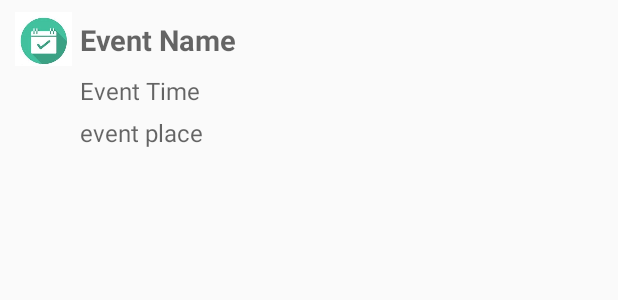
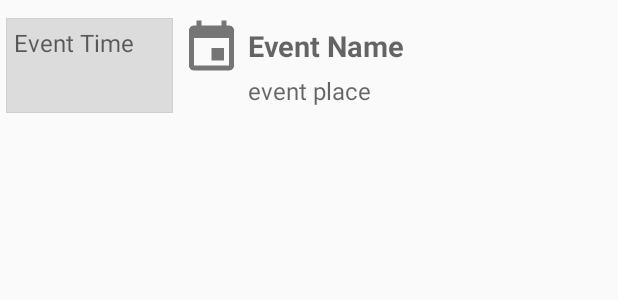
Before and after one commit to ChenyoisRita/Foodaholic, an Android app: the layout item_event.xml on its own in the app's theme, with its tools: preview values and no code run, on a phone screen of 412 x 824 dp. Shown: the top 300 px of the screen. Run offline under Robolectric (Android 15) with nearby library versions, the light colour scheme and no system bars.

Commit message:
Beautify the event list UI

```diff
--- a/app/src/main/java/com/jhuoose/foodaholic/ui/events/EventDetailActivity.java
+++ b/app/src/main/java/com/jhuoose/foodaholic/ui/events/EventDetailActivity.java
@@ -95,7 +95,7 @@
                                     "End: "+eventInfo.getEndTime()+"\n"+
                                     "Theme: "+eventInfo.getTheme()+"\n"+
                                     "EntryCode: "+entryCode)
-                        .setPositiveButton("👌", new DialogInterface.OnClickListener() {
+                        .setPositiveButton("OK👌", new DialogInterface.OnClickListener() {
                             @Override
                             public void onClick(DialogInterface dialogInterface, int i) {
                                 dialogInterface.dismiss();
--- /dev/null
+++ b/app/src/main/res/drawable/event_bg.xml
@@ -0,0 +1,21 @@
+<?xml version="1.0" encoding="utf-8"?>
+<selector xmlns:android="http://schemas.android.com/apk/res/android">
+    <item android:state_pressed="true">
+        <shape android:shape="rectangle">
+            <solid android:color="#f5f5f5"/>
+            <stroke android:width="1px"
+                android:color="#cfcfd2"/>
+            <padding android:top="1px"/>
+        </shape>
+    </item>
+    <item>
+        <shape android:shape="rectangle">
+            <solid android:color="#DCDCDC"/>
+            <stroke android:width="1px"
+                android:color="#cfcfd2"/>
+            <padding android:top="1px"/>
+        </shape>
+    </item>
+
+
+</selector>
--- a/app/src/main/res/layout/item_event.xml
+++ b/app/src/main/res/layout/item_event.xml
@@ -10,8 +10,8 @@
         android:id="@+id/event_name"
         android:layout_width="wrap_content"
         android:layout_height="wrap_content"
-        android:layout_marginStart="48dp"
-        android:layout_marginTop="8dp"
+        android:layout_marginStart="160dp"
+        android:layout_marginTop="12dp"
         android:hint="Event Name"
         android:padding="5dp"
         android:textColor="#000000"
@@ -22,10 +22,11 @@
 
     <TextView
         android:id="@+id/event_time"
-        android:layout_width="wrap_content"
-        android:layout_height="wrap_content"
-        android:layout_marginStart="48dp"
-        android:layout_marginTop="44dp"
+        android:layout_width="111dp"
+        android:layout_height="63dp"
+        android:layout_marginStart="4dp"
+        android:layout_marginTop="12dp"
+        android:background="@drawable/event_bg"
         android:hint="Event Time"
         android:padding="5dp"
         android:textColor="#404040"
@@ -33,12 +34,13 @@
         app:layout_constraintStart_toStartOf="parent"
         app:layout_constraintTop_toTopOf="parent" />
 
+
     <TextView
         android:id="@+id/event_place"
         android:layout_width="wrap_content"
         android:layout_height="wrap_content"
-        android:layout_marginStart="48dp"
-        android:layout_marginTop="72dp"
+        android:layout_marginStart="160dp"
+        android:layout_marginTop="44dp"
         android:hint="event place"
         android:padding="5dp"
         android:textColor="#404040"
@@ -48,10 +50,11 @@
 
     <ImageView
         android:id="@+id/imageView3"
-        android:layout_width="58dp"
-        android:layout_height="36dp"
-        android:layout_marginTop="8dp"
-        android:src="@drawable/event_list"
+        android:layout_width="66dp"
+        android:layout_height="40dp"
+        android:layout_marginStart="108dp"
+        android:layout_marginTop="12dp"
+        android:src="@drawable/event_2"
         app:layout_constraintStart_toStartOf="parent"
         app:layout_constraintTop_toTopOf="parent" />
 </androidx.constraintlayout.widget.ConstraintLayout>
```
Also changed, not shown: app/src/main/res/drawable/event_2.png (added).
